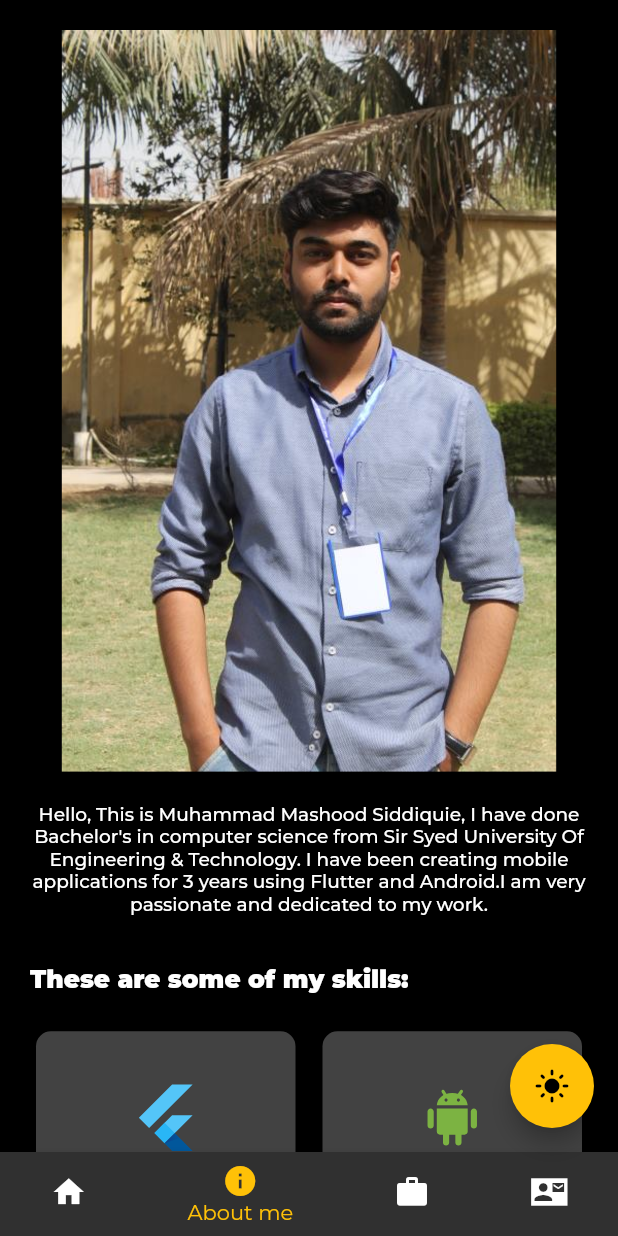
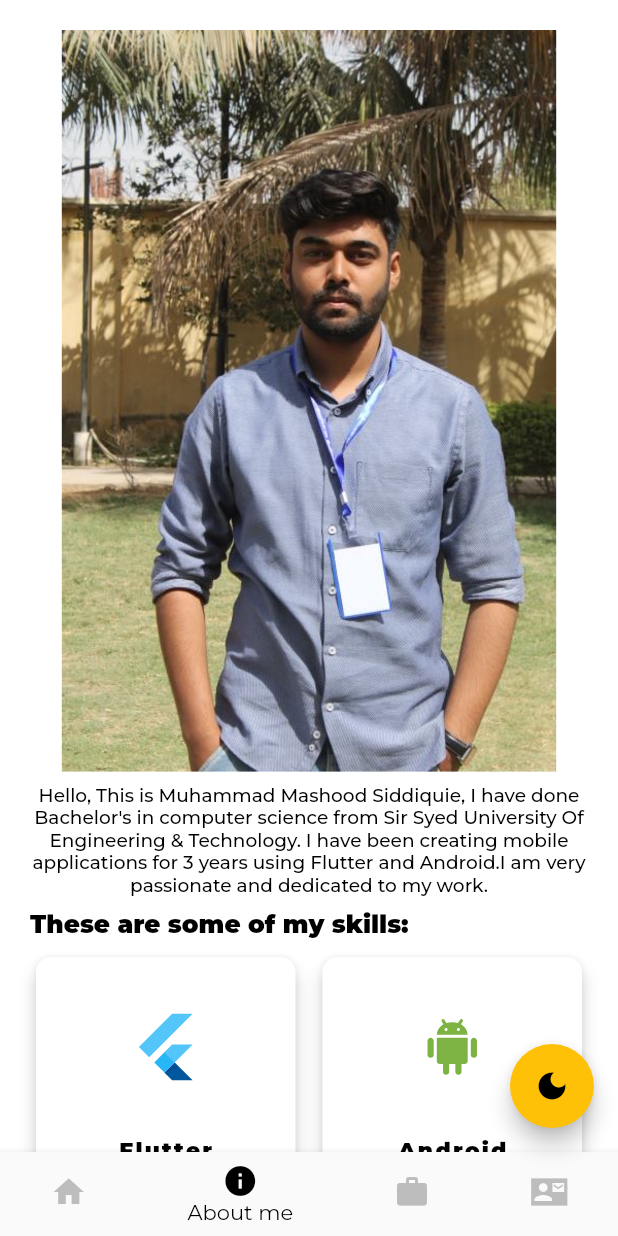
Before and after one commit to Mashood97/PortfolioApp, a Flutter app: the screen it shows after launch, item 2 of the bottom bar chosen, on a phone screen of 412 x 824 dp. Run offline on Flutter 3.47's test engine with Material 2 defaults, Android fonts, the phone set to English and light mode, and no system bars; our stand-ins replace animated_text_kit, dartz, equatable, flutter_svg, get, google_fonts and 3 more; project files that could hold a hidden picture were left out.

Commit message:
responsive changes

```diff
--- a/my_portfolio/lib/features/about_me/presentation/ui/mobile/about_me_mobile_view.dart
+++ b/my_portfolio/lib/features/about_me/presentation/ui/mobile/about_me_mobile_view.dart
@@ -11,6 +11,8 @@ class AboutMeMobileView extends StatelessWidget {
   @override
   Widget build(BuildContext context) {
     final _theme = Theme.of(context);
+    SizeConfig().init(context);
+
     return SingleChildScrollView(
       physics: const BouncingScrollPhysics(),
       child: Padding(
@@ -32,7 +34,7 @@ class AboutMeMobileView extends StatelessWidget {
               ),
             ),
             SizedBox(
-              height: SizeConfig.safeBlockVertical! * 2.5,
+              height: SizeConfig.safeBlockHorizontal! * 2,
             ),
             Text(
               "Hello, This is Muhammad Mashood Siddiquie, I have done Bachelor's in computer science from Sir Syed University Of Engineering & Technology. I have been creating mobile applications for 3 years using Flutter and Android.I am very passionate and dedicated to my work.",
@@ -44,7 +46,7 @@ class AboutMeMobileView extends StatelessWidget {
               ),
             ),
             SizedBox(
-              height: SizeConfig.safeBlockVertical! * 4,
+              height: SizeConfig.safeBlockHorizontal! * 2,
             ),
             Align(
               alignment: Alignment.centerLeft,
@@ -59,7 +61,7 @@ class AboutMeMobileView extends StatelessWidget {
               ),
             ),
             SizedBox(
-              height: SizeConfig.safeBlockVertical! * 2.5,
+              height: SizeConfig.safeBlockHorizontal! * 2,
             ),
             GridView.count(
               crossAxisCount: 2,
@@ -91,7 +93,7 @@ class AboutMeMobileView extends StatelessWidget {
                           "Flutter",
                           textAlign: TextAlign.start,
                           style: _theme.textTheme.headlineLarge?.copyWith(
-                            fontSize: SizeConfig.safeBlockHorizontal! * 5,
+                            fontSize: SizeConfig.safeBlockHorizontal! * 3.5,
                             fontWeight: FontWeight.w900,
                             letterSpacing: 1.5,
                             color: Get.isDarkMode ? Colors.white : Colors.black,
@@ -124,14 +126,17 @@ class AboutMeMobileView extends StatelessWidget {
                             fit: BoxFit.contain,
                           ),
                         ),
-                        Text(
-                          "Android",
-                          textAlign: TextAlign.start,
-                          style: _theme.textTheme.headlineLarge?.copyWith(
-                            fontSize: SizeConfig.safeBlockHorizontal! * 5,
-                            fontWeight: FontWeight.w900,
-                            letterSpacing: 1.5,
-                            color: Get.isDarkMode ? Colors.white : Colors.black,
+                        Flexible(
+                          child: Text(
+                            "Android",
+                            textAlign: TextAlign.start,
+                            style: _theme.textTheme.headlineLarge?.copyWith(
+                              fontSize: SizeConfig.safeBlockHorizontal! * 3.5,
+                              fontWeight: FontWeight.w900,
+                              letterSpacing: 1.5,
+                              color:
+                                  Get.isDarkMode ? Colors.white : Colors.black,
+                            ),
                           ),
                         ),
                       ],
--- a/my_portfolio/lib/features/about_me/presentation/ui/tablet/about_me_tablet_view.dart
+++ b/my_portfolio/lib/features/about_me/presentation/ui/tablet/about_me_tablet_view.dart
@@ -11,6 +11,8 @@ class AboutMeTabletView extends StatelessWidget {
   @override
   Widget build(BuildContext context) {
     final _theme = Theme.of(context);
+    SizeConfig().init(context);
+
     return SingleChildScrollView(
       physics: const BouncingScrollPhysics(),
       child: Padding(
@@ -44,7 +46,7 @@ class AboutMeTabletView extends StatelessWidget {
               ),
             ),
             SizedBox(
-              height: SizeConfig.safeBlockVertical! * 5,
+              height: SizeConfig.safeBlockVertical! * 3.5,
             ),
             Align(
               alignment: Alignment.centerLeft,
--- a/my_portfolio/lib/features/contact_me/presentation/ui/mobile/contact_mobile_view.dart
+++ b/my_portfolio/lib/features/contact_me/presentation/ui/mobile/contact_mobile_view.dart
@@ -12,6 +12,7 @@ class ContactMobileView extends StatelessWidget {
   @override
   Widget build(BuildContext context) {
     final _theme = Theme.of(context);
+    SizeConfig().init(context);
 
     return SingleChildScrollView(
       controller: ScrollController(),
--- a/my_portfolio/lib/features/home/presentation/ui/mobile/home_mobile_view.dart
+++ b/my_portfolio/lib/features/home/presentation/ui/mobile/home_mobile_view.dart
@@ -1,6 +1,7 @@
 import 'package:flutter/material.dart';
 import 'package:get/get.dart';
 
+import '../../../../../utils/responsive/app_responsive.dart';
 import '../../controller/home_controller.dart';
 
 class HomeMobileView extends StatelessWidget {
@@ -12,6 +13,8 @@ class HomeMobileView extends StatelessWidget {
 
   @override
   Widget build(BuildContext context) {
+    SizeConfig().init(context);
+
     return Scaffold(
       body: SafeArea(
         child: Obx(
--- a/my_portfolio/lib/features/landing/presentation/ui/desktop/landing_desktop_view.dart
+++ b/my_portfolio/lib/features/landing/presentation/ui/desktop/landing_desktop_view.dart
@@ -4,6 +4,7 @@ import 'package:get/get.dart';
 import 'package:my_portfolio/features/landing/presentation/controller/landing_controller.dart';
 
 import '../../../../../utils/constant/ui_constant.dart';
+import '../../../../../utils/responsive/app_responsive.dart';
 import '../../../../../widget/lottie_anim.dart';
 import '../../widgets/rounded_avatar_img.dart';
 
@@ -18,6 +19,8 @@ class LandingDesktopView extends StatelessWidget {
   @override
   Widget build(BuildContext context) {
     final _theme = Theme.of(context);
+    SizeConfig().init(context);
+
     return Row(
       mainAxisAlignment: MainAxisAlignment.center,
       crossAxisAlignment: CrossAxisAlignment.stretch,
--- a/my_portfolio/lib/main.dart
+++ b/my_portfolio/lib/main.dart
@@ -21,10 +21,9 @@ class MyApp extends StatelessWidget {
     return GetMaterialApp(
       title: 'MashoodPortfolio',
       debugShowCheckedModeBanner: false,
-      themeMode: ThemeMode.dark,
+      themeMode: ThemeMode.light,
       theme: Themes.light,
       builder: (ctx, child) {
-        SizeConfig().init(ctx);
         return child!;
       },
       darkTheme: Themes.dark,
```
Also changed, not shown: my_portfolio/lib/features/about_me/presentation/ui/desktop/about_me_desktop_view.dart (+7 -7 lines), my_portfolio/lib/features/contact_me/presentation/ui/desktop/contact_desktop_view.dart (+13 -11 lines), my_portfolio/lib/features/contact_me/presentation/ui/tablet/contact_tablet_view.dart (+13 -13 lines), my_portfolio/lib/features/contact_me/presentation/widgets/contact_card.dart (+5 -4 lines), my_portfolio/lib/features/home/presentation/ui/desktop/home_desktop_view.dart (+26 -4 lines), my_portfolio/lib/features/home/presentation/ui/tablet/home_tablet_view.dart (+25 -4 lines), my_portfolio/lib/features/landing/presentation/ui/mobile/landing_mobile_view.dart (+18 -20 lines), my_portfolio/lib/features/landing/presentation/ui/tablet/landing_tablet_view.dart (+7 -15 lines).
